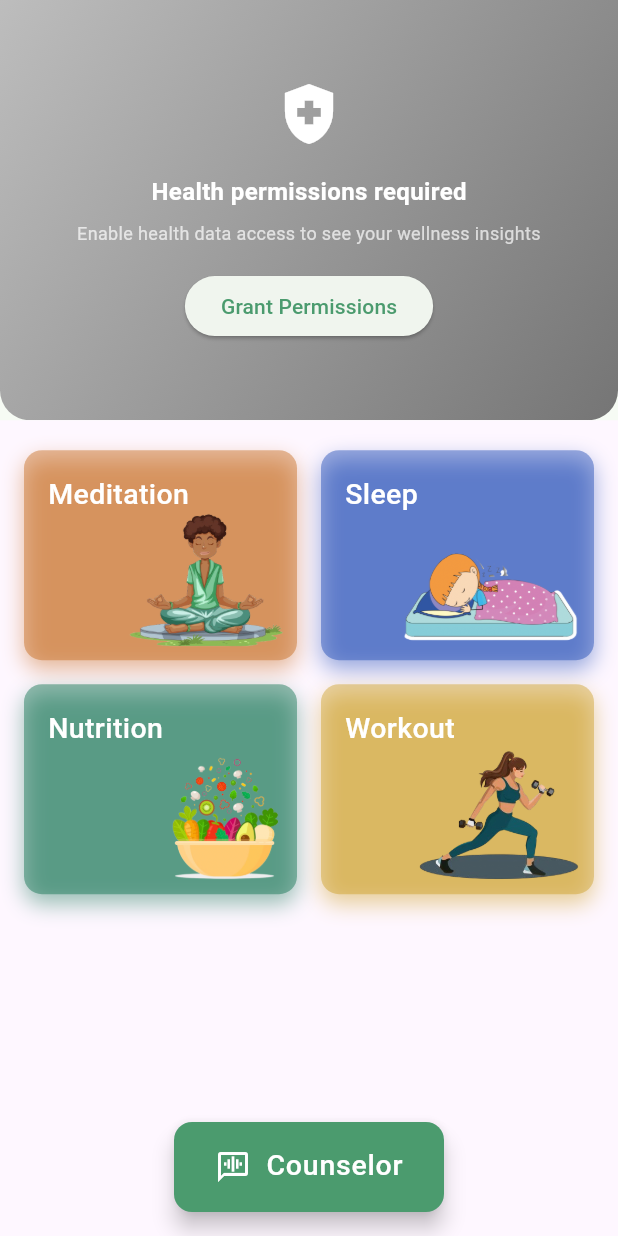
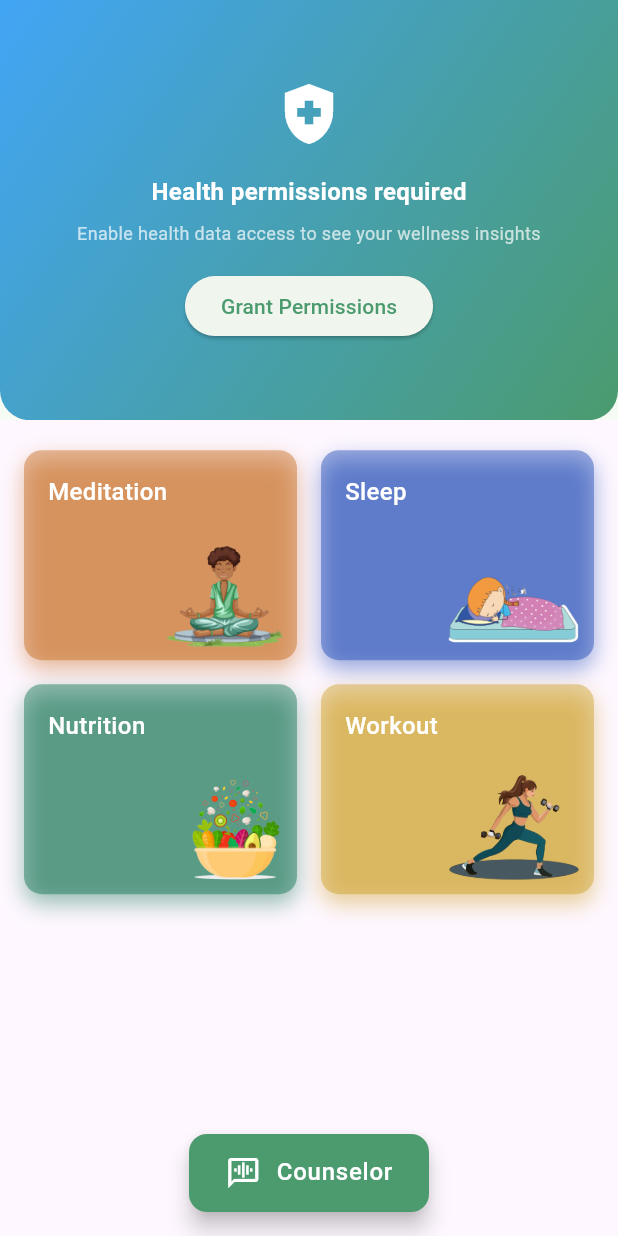
Before and after one commit to sitatec/Waico, a Flutter app: the screen it shows after launch, after a tap on "Grant Permissions", on a phone screen of 412 x 824 dp. Run offline on Flutter 3.47's test engine with Material 3 defaults, Android fonts, the phone set to English and light mode, and no system bars; our stand-ins replace permission_handler; missing offline and left inert: background_downloader, flutter_ai_toolkit, flutter_gemma, health.

Commit message:
Fix UI scale on low dpi devices

```diff
--- a/lib/pages/home_page.dart
+++ b/lib/pages/home_page.dart
@@ -10,22 +10,22 @@ class HomePage extends StatelessWidget {
       {
         'title': 'Meditation',
         'color': const Color.fromARGB(99, 191, 89, 1),
-        'image': {'url': 'assets/images/meditation.png', 'size': 105.0},
+        'image': {'url': 'assets/images/meditation.png', 'size': 80.0},
       },
       {
         'title': 'Sleep',
         'color': const Color.fromARGB(98, 0, 51, 171),
-        'image': {'url': 'assets/images/sleep.png', 'size': 120.0},
+        'image': {'url': 'assets/images/sleep.png', 'size': 90.0},
       },
       {
         'title': 'Nutrition',
         'color': const Color.fromARGB(106, 0, 105, 68),
-        'image': {'url': 'assets/images/nutrition.png', 'size': 85.0},
+        'image': {'url': 'assets/images/nutrition.png', 'size': 70.0},
       },
       {
         'title': 'Workout',
         'color': const Color.fromARGB(92, 196, 144, 0),
-        'image': {'url': 'assets/images/workout.png', 'size': 110.0},
+        'image': {'url': 'assets/images/workout.png', 'size': 90.0},
       },
     ];
     final theme = Theme.of(context);
@@ -73,7 +73,7 @@ class HomePage extends StatelessWidget {
         data: theme.copyWith(
           floatingActionButtonTheme: theme.floatingActionButtonTheme.copyWith(
             backgroundColor: theme.colorScheme.primary,
-            sizeConstraints: BoxConstraints(minWidth: 180, minHeight: 60),
+            sizeConstraints: BoxConstraints(minWidth: 160, minHeight: 52),
           ),
         ),
         child: FloatingActionButton(
@@ -81,14 +81,13 @@ class HomePage extends StatelessWidget {
           onPressed: () {},
           child: Row(
             mainAxisSize: MainAxisSize.min,
-            // crossAxisAlignment: CrossAxisAlignment.end,
             children: [
               Icon(Icons.voice_chat, color: theme.colorScheme.onPrimary),
               const SizedBox(width: 10),
               Text(
                 "Counselor",
                 style: theme.textTheme.bodyLarge?.copyWith(
-                  fontSize: 19,
+                  fontSize: 16,
                   fontWeight: FontWeight.w500,
                   color: theme.colorScheme.onPrimary,
                 ),
@@ -125,7 +124,7 @@ class FeatureCard extends StatelessWidget {
             left: 16,
             child: Text(
               title,
-              style: const TextStyle(fontSize: 19, fontWeight: FontWeight.w500, color: Colors.white),
+              style: const TextStyle(fontSize: 16, fontWeight: FontWeight.w500, color: Colors.white),
             ),
           ),
           Positioned(
--- a/lib/widgets/health_dashboard.dart
+++ b/lib/widgets/health_dashboard.dart
@@ -39,6 +39,10 @@ class _HealthDashboardState extends State<HealthDashboard> {
     try {
       // Configure health plugin
       await _health.configure();
+
+      if (!await _health.isHealthConnectAvailable()) {
+        await _health.installHealthConnect();
+      }
 
       // Request activity recognition permission for Android
       await Permission.activityRecognition.request();
@@ -142,7 +146,7 @@ class _HealthDashboardState extends State<HealthDashboard> {
           gradient: LinearGradient(
             begin: Alignment.topLeft,
             end: Alignment.bottomRight,
-            colors: [Colors.blue.shade400, Colors.purple.shade400],
+            colors: [Colors.blue.shade400, theme.colorScheme.primary],
           ),
         ),
         child: const Center(child: CircularProgressIndicator(color: Colors.white)),
@@ -155,7 +159,7 @@ class _HealthDashboardState extends State<HealthDashboard> {
           gradient: LinearGradient(
             begin: Alignment.topLeft,
             end: Alignment.bottomRight,
-            colors: [Colors.grey.shade400, Colors.grey.shade600],
+            colors: [Colors.blue.shade400, theme.colorScheme.primary],
           ),
         ),
         padding: const EdgeInsets.all(16),
@@ -196,7 +200,7 @@ class _HealthDashboardState extends State<HealthDashboard> {
           children: [
             Text(
               'Today\'s Health Overview',
-              style: theme.textTheme.titleLarge?.copyWith(color: Colors.white, fontWeight: FontWeight.w500),
+              style: theme.textTheme.titleMedium?.copyWith(color: Colors.white, fontWeight: FontWeight.w500),
             ),
             Expanded(
               child: Center(
@@ -283,25 +287,29 @@ class _HealthMetricCard extends StatelessWidget {
             mainAxisAlignment: MainAxisAlignment.center,
             children: [
               const SizedBox(height: 8),
-              Text(title, style: theme.textTheme.bodyLarge?.copyWith(color: Colors.white)),
+              Text(title, style: theme.textTheme.bodyMedium?.copyWith(color: Colors.white)),
               const SizedBox(width: 16),
               Column(
                 mainAxisAlignment: MainAxisAlignment.center,
                 children: [
                   Padding(
-                    padding: const EdgeInsets.all(2),
+                    padding: const EdgeInsets.only(bottom: 2, top: 5),
                     child: Text(
                       value,
                       style: theme.textTheme.headlineMedium?.copyWith(
                         color: Colors.white,
                         fontWeight: FontWeight.bold,
-                        fontSize: 27,
+                        fontSize: 22,
                       ),
                     ),
                   ),
                   Text(
                     unit,
-                    style: theme.textTheme.labelSmall?.copyWith(color: Colors.white, fontWeight: FontWeight.bold),
+                    style: theme.textTheme.bodySmall?.copyWith(
+                      color: Colors.white,
+                      fontWeight: FontWeight.bold,
+                      fontSize: 10,
+                    ),
                   ),
                 ],
               ),
```
Also changed, not shown: 1 other file.
